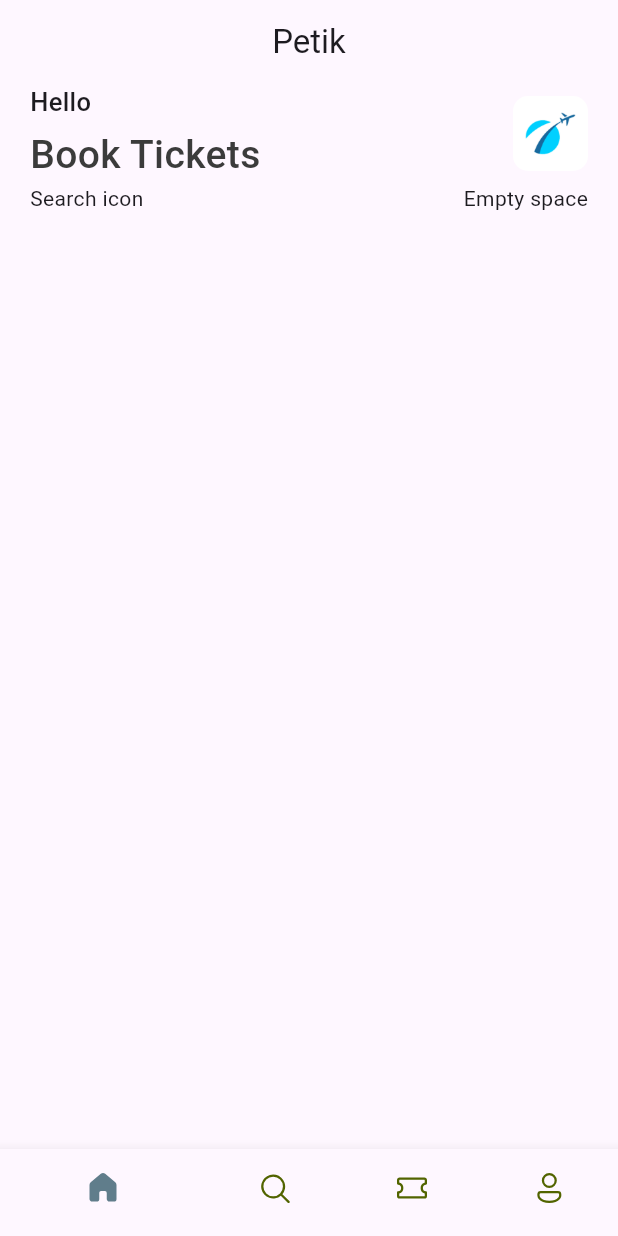
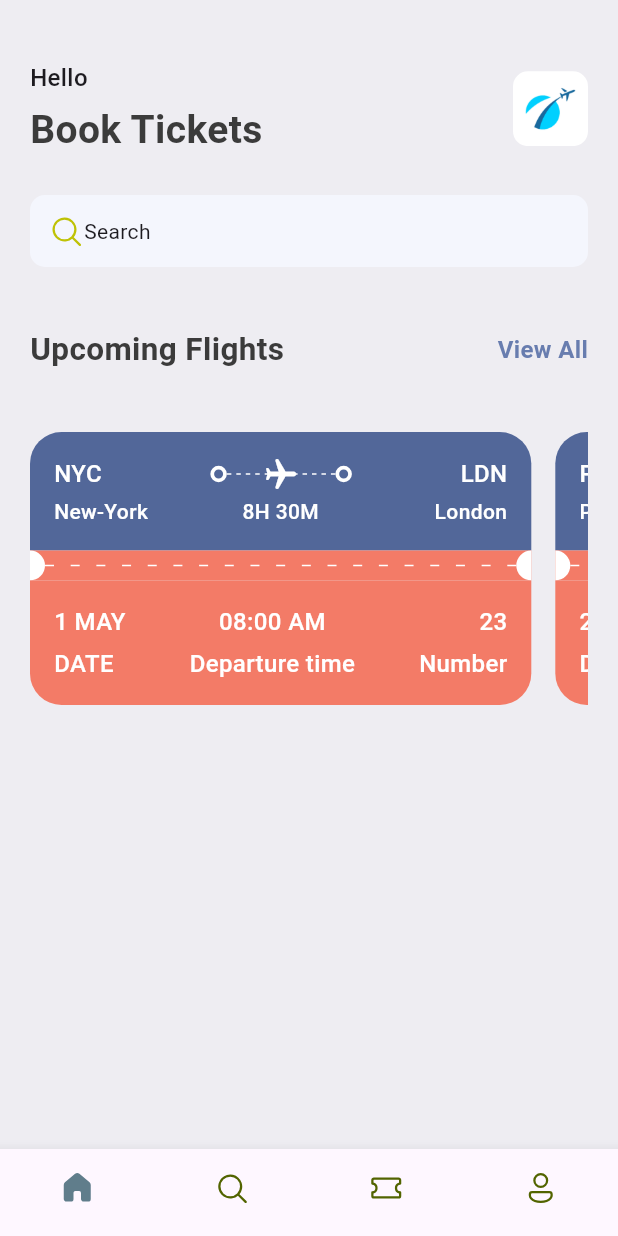
Before and after one commit to Arrizal28/PetikApp, a Flutter app: the screen it shows after launch, on a phone screen of 412 x 824 dp. Run offline on Flutter 3.47's test engine with Material 3 defaults, Android fonts, the phone set to English and light mode, and no system bars; our stand-ins replace fluentui_icons.

Commit message:
feat/ticket_view

```diff
--- a/lib/base/bottom_nav_bar.dart
+++ b/lib/base/bottom_nav_bar.dart
@@ -27,16 +27,15 @@ class _BottomNavBarState extends State<BottomNavBar> {
   @override
   Widget build(BuildContext context) {
     return Scaffold(
-      appBar: AppBar(
-        title: const Center(child: Text("Petik")),
-      ),
       body: appScreens[_selectedIndex],
       bottomNavigationBar: BottomNavigationBar(
+          type: BottomNavigationBarType.fixed,
           currentIndex: _selectedIndex,
           onTap: _onItemTapped,
           selectedItemColor: Colors.blueGrey,
           unselectedItemColor: const Color(0xFF526400),
           showSelectedLabels: false,
+          showUnselectedLabels: false,
           items: const [
             BottomNavigationBarItem(
                 icon: Icon(FluentSystemIcons.ic_fluent_home_regular),
--- /dev/null
+++ b/lib/base/res/media.dart
@@ -0,0 +1,4 @@
+class AppMedia {
+  static const _baseImage = "assets/images";
+  static const logo = '$_baseImage/logo.png';
+}
--- a/lib/base/res/styles/app_styles.dart
+++ b/lib/base/res/styles/app_styles.dart
@@ -5,10 +5,22 @@ Color primary = const Color(0xFF687daf);
 class AppStyles {
   static Color primaryColor = primary;
   static Color textColor = const Color(0xFF3b3b3b);
+  static Color bgColor = const Color(0xFFeeedf2);
+  static Color ticketBlue = const Color(0xFF526799);
+  static Color ticketRed = const Color(0xFF526799);
+  static Color ticketOrange = const Color(0xFFF37B67);
+  static TextStyle textStyle =
+      TextStyle(fontSize: 16, fontWeight: FontWeight.bold, color: textColor);
 
   static TextStyle headlineStyle1 = TextStyle(
-      fontSize: 26, fontWeight: FontWeight.w500, color: AppStyles.textColor);
+      fontSize: 26, fontWeight: FontWeight.bold, color: AppStyles.textColor);
+
+  static TextStyle headlineStyle2 =
+      TextStyle(fontSize: 21, fontWeight: FontWeight.bold, color: textColor);
 
   static TextStyle headlineStyle3 =
-      const TextStyle(fontSize: 17, fontWeight: FontWeight.w500);
+      const TextStyle(fontSize: 16, fontWeight: FontWeight.w500);
+
+  static TextStyle headlineStyle4 =
+      const TextStyle(fontSize: 14, fontWeight: FontWeight.w500);
 }
--- /dev/null
+++ b/lib/base/utils/all_json.dart
@@ -0,0 +1,82 @@
+List<Map<String, dynamic>> ticketList = [
+  {
+    'from': {'code': "NYC", 'name': "New-York"},
+    'to': {'code': "LDN", 'name': "London"},
+    'flying_time': '8H 30M',
+    'date': "1 MAY",
+    'departure_time': "08:00 AM",
+    "number": 23
+  },
+  {
+    'from': {'code': "PAR", 'name': "Paris"},
+    'to': {'code': "ROM", 'name': "Rome"},
+    'flying_time': '1H 45M',
+    'date': "2 MAY",
+    'departure_time': "10:30 AM",
+    "number": 42
+  },
+  {
+    'from': {'code': "BER", 'name': "Berlin"},
+    'to': {'code': "MAD", 'name': "Madrid"},
+    'flying_time': '2H 15M',
+    'date': "3 MAY",
+    'departure_time': "07:00 AM",
+    "number": 58
+  },
+  {
+    'from': {'code': "AMS", 'name': "Amsterdam"},
+    'to': {'code': "DUB", 'name': "Dublin"},
+    'flying_time': '1H 20M',
+    'date': "4 MAY",
+    'departure_time': "11:00 AM",
+    "number": 17
+  },
+  {
+    'from': {'code': "IST", 'name': "Istanbul"},
+    'to': {'code': "ATH", 'name': "Athens"},
+    'flying_time': '1H 50M',
+    'date': "5 MAY",
+    'departure_time': "09:00 AM",
+    "number": 36
+  },
+  {
+    'from': {'code': "BKK", 'name': "Bangkok"},
+    'to': {'code': "SGN", 'name': "Singapore"},
+    'flying_time': '1H 30M',
+    'date': "6 MAY",
+    'departure_time': "12:00 PM",
+    "number": 71
+  },
+  {
+    'from': {'code': "SYD", 'name': "Sydney"},
+    'to': {'code': "MEL", 'name': "Melbourne"},
+    'flying_time': '2H 10M',
+    'date': "7 MAY",
+    'departure_time': "08:30 AM",
+    "number": 89
+  },
+  {
+    'from': {'code': "TOK", 'name': "Tokyo"},
+    'to': {'code': "OSK", 'name': "Osaka"},
+    'flying_time': '1H 25M',
+    'date': "8 MAY",
+    'departure_time': "11:15 AM",
+    "number": 2
+  },
+  {
+    'from': {'code': "DEL", 'name': "Delhi"},
+    'to': {'code': "MUM", 'name': "Mumbai"},
+    'flying_time': '2H 00M',
+    'date': "9 MAY",
+    'departure_time': "07:45 AM",
+    "number": 14
+  },
+  {
+    'from': {'code': "JNB", 'name': "Johannesburg"},
+    'to': {'code': "CPT", 'name': "Cape Town"},
+    'flying_time': '2H 30M',
+    'date': "10 MAY",
+    'departure_time': "10:00 AM",
+    "number": 63
+  },
+];
--- /dev/null
+++ b/lib/base/widgets/app_column_text_layout.dart
@@ -0,0 +1,25 @@
+import 'package:flutter/material.dart';
+import 'package:petik_app/base/widgets/text_style_third.dart';
+
+class AppColumnTextLayout extends StatelessWidget {
+  final String topText;
+  final String bottomText;
+  final CrossAxisAlignment alignment;
+  const AppColumnTextLayout(
+      {super.key,
+      required this.topText,
+      required this.bottomText,
+      required this.alignment});
+
+  @override
+  Widget build(BuildContext context) {
+    return Column(
+      crossAxisAlignment: alignment,
+      children: [
+        TextStyleThird(text: topText),
+        const SizedBox(height: 5),
+        TextStyleThird(text: bottomText),
+      ],
+    );
+  }
+}
--- /dev/null
+++ b/lib/base/widgets/app_double_text.dart
@@ -0,0 +1,28 @@
+import 'package:flutter/material.dart';
+import 'package:petik_app/base/res/styles/app_styles.dart';
+
+class AppDoubleText extends StatelessWidget {
+  const AppDoubleText(
+      {super.key, required this.bigText, required this.smallText});
+  final String bigText;
+  final String smallText;
+
+  @override
+  Widget build(BuildContext context) {
+    return Row(
+      mainAxisAlignment: MainAxisAlignment.spaceBetween,
+      children: [
+        Text(
+          bigText,
+          style: AppStyles.headlineStyle2,
+        ),
+        InkWell(
+          onTap: () {},
+          child: Text(smallText,
+              style:
+                  AppStyles.textStyle.copyWith(color: AppStyles.primaryColor)),
+        ),
+      ],
+    );
+  }
+}
--- /dev/null
+++ b/lib/base/widgets/app_layoutbuilder_widget.dart
@@ -0,0 +1,27 @@
+import 'package:flutter/material.dart';
+
+class AppLayoutbuilderWidget extends StatelessWidget {
+  final int randomDivider;
+  final double width;
+
+  const AppLayoutbuilderWidget(
+      {super.key, required this.randomDivider, this.width = 3});
+
+  @override
+  Widget build(BuildContext context) {
+    return LayoutBuilder(
+        builder: (BuildContext context, BoxConstraints constraint) {
+      return Flex(
+          mainAxisAlignment: MainAxisAlignment.spaceBetween,
+          direction: Axis.horizontal,
+          children: List.generate(
+              (constraint.constrainWidth() / randomDivider).floor(),
+              (index) => SizedBox(
+                    width: width,
+                    height: 1,
+                    child: const DecoratedBox(
+                        decoration: BoxDecoration(color: Colors.white)),
+                  )));
+    });
+  }
+}
--- /dev/null
+++ b/lib/base/widgets/big_circle.dart
@@ -0,0 +1,24 @@
+import 'package:flutter/material.dart';
+
+class BigCircle extends StatelessWidget {
+  final bool isRight;
+  const BigCircle({super.key, required this.isRight});
+
+  @override
+  Widget build(BuildContext context) {
+    return SizedBox(
+      height: 20,
+      width: 10,
+      child: DecoratedBox(
+          decoration: BoxDecoration(
+              color: Colors.white,
+              borderRadius: isRight == true
+                  ? const BorderRadius.only(
+                      topLeft: Radius.circular(10),
+                      bottomLeft: Radius.circular(10))
+                  : const BorderRadius.only(
+                      topRight: Radius.circular(10),
+                      bottomRight: Radius.circular(10)))),
+    );
+  }
+}
--- /dev/null
+++ b/lib/base/widgets/big_dot.dart
@@ -0,0 +1,15 @@
+import 'package:flutter/material.dart';
+
+class BigDot extends StatelessWidget {
+  const BigDot({super.key});
+
+  @override
+  Widget build(BuildContext context) {
+    return Container(
+      padding: const EdgeInsets.all(3),
+      decoration: BoxDecoration(
+          border: Border.all(width: 2.5, color: Colors.white),
+          borderRadius: BorderRadius.circular(20)),
+    );
+  }
+}
--- /dev/null
+++ b/lib/base/widgets/text_style_fouth.dart
@@ -0,0 +1,18 @@
+import 'package:flutter/material.dart';
+import 'package:petik_app/base/res/styles/app_styles.dart';
+
+class TextStyleFouth extends StatelessWidget {
+  final String text;
+  final TextAlign align;
+  const TextStyleFouth(
+      {super.key, required this.text, this.align = TextAlign.start});
+
+  @override
+  Widget build(BuildContext context) {
+    return Text(
+      text,
+      textAlign: align,
+      style: AppStyles.headlineStyle4.copyWith(color: Colors.white),
+    );
+  }
+}
--- /dev/null
+++ b/lib/base/widgets/text_style_third.dart
@@ -0,0 +1,15 @@
+import 'package:flutter/material.dart';
+import 'package:petik_app/base/res/styles/app_styles.dart';
+
+class TextStyleThird extends StatelessWidget {
+  final String text;
+  const TextStyleThird({super.key, required this.text});
+
+  @override
+  Widget build(BuildContext context) {
+    return Text(
+      text,
+      style: AppStyles.headlineStyle3.copyWith(color: Colors.white),
+    );
+  }
+}
--- /dev/null
+++ b/lib/base/widgets/ticket_view.dart
@@ -0,0 +1,148 @@
+import 'package:flutter/material.dart';
+import 'package:petik_app/base/res/styles/app_styles.dart';
+import 'package:petik_app/base/widgets/app_column_text_layout.dart';
+import 'package:petik_app/base/widgets/app_layoutbuilder_widget.dart';
+import 'package:petik_app/base/widgets/big_circle.dart';
+import 'package:petik_app/base/widgets/big_dot.dart';
+import 'package:petik_app/base/widgets/text_style_fouth.dart';
+import 'package:petik_app/base/widgets/text_style_third.dart';
+
+class TicketView extends StatelessWidget {
+  final Map<String, dynamic> ticket;
+  const TicketView({super.key, required this.ticket});
+
+  @override
+  Widget build(BuildContext context) {
+    final size = MediaQuery.of(context).size;
+
+    return SizedBox(
+      width: size.width * 0.85,
+      height: 189,
+      child: Container(
+        margin: const EdgeInsets.only(right: 16),
+        child: Column(
+          children: [
+            //blue part of the ticket
+            Container(
+              padding: const EdgeInsets.all(16),
+              decoration: BoxDecoration(
+                  color: AppStyles.ticketBlue,
+                  borderRadius: const BorderRadius.only(
+                      topLeft: Radius.circular(21),
+                      topRight: Radius.circular(21))),
+              child: Column(
+                children: [
+                  //show destination with icon
+                  Row(
+                    children: [
+                      TextStyleThird(text: ticket["from"]["code"]),
+                      Expanded(child: Container()),
+                      const BigDot(),
+                      Expanded(
+                          child: Stack(
+                        children: [
+                          const SizedBox(
+                            height: 24,
+                            child: AppLayoutbuilderWidget(
+                              randomDivider: 6,
+                            ),
+                          ),
+                          Center(
+                            child: Transform.rotate(
+                                angle: 1.57,
+                                child: const Icon(
+                                  Icons.local_airport_rounded,
+                                  color: Colors.white,
+                                )),
+                          )
+                        ],
+                      )),
+                      const BigDot(),
+                      Expanded(child: Container()),
+                      TextStyleThird(text: ticket["to"]["code"]),
+                    ],
+                  ),
+                  const SizedBox(height: 3),
+                  //show destination with time
+                  Row(
+                    children: [
+                      SizedBox(
+                        width: 100,
+                        child: TextStyleFouth(text: ticket["from"]["name"]),
+                      ),
+                      Expanded(child: Container()),
+                      TextStyleFouth(text: ticket["flying_time"]),
+                      Expanded(child: Container()),
+                      SizedBox(
+                        width: 100,
+                        child: TextStyleFouth(
+                          text: ticket["to"]["name"],
+                          align: TextAlign.end,
+                        ),
+                      ),
+                    ],
+                  ),
+                ],
+              ),
+            ),
+            //circles and dots
+            Container(
+              color: AppStyles.ticketOrange,
+              child: const Row(
+                children: [
+                  BigCircle(
+                    isRight: false,
+                  ),
+                  Expanded(
+                    child: AppLayoutbuilderWidget(
+                      randomDivider: 16,
+                      width: 6,
+                    ),
+                  ),
+                  BigCircle(
+                    isRight: true,
+                  )
+                ],
+              ),
+            ),
+            //orange part of the ticket
+            Container(
+              padding: const EdgeInsets.all(16),
+              decoration: BoxDecoration(
+                  color: AppStyles.ticketOrange,
+                  borderRadius: const BorderRadius.only(
+                      bottomLeft: Radius.circular(21),
+                      bottomRight: Radius.circular(21))),
+              child: Column(
+                children: [
+                  //show destination with icon
+                  Row(
+                    children: [
+                      AppColumnTextLayout(
+                        topText: ticket["date"],
+                        bottomText: "DATE",
+                        alignment: CrossAxisAlignment.start,
+                      ),
+                      Expanded(child: Container()),
+                      AppColumnTextLayout(
+                        topText: ticket["departure_time"],
+                        bottomText: "Departure time",
+                        alignment: CrossAxisAlignment.center,
+                      ),
+                      Expanded(child: Container()),
+                      AppColumnTextLayout(
+                        topText: ticket["number"].toString(),
+                        bottomText: "Number",
+                        alignment: CrossAxisAlignment.end,
+                      ),
+                    ],
+                  ),
+                ],
+              ),
+            ),
+          ],
+        ),
+      ),
+    );
+  }
+}
--- a/lib/main.dart
+++ b/lib/main.dart
@@ -11,6 +11,9 @@ class MyApp extends StatelessWidget {
   @override
   Widget build(BuildContext context) {
     return MaterialApp(
-        title: 'Flutter Demo', theme: ThemeData(), home: const BottomNavBar());
+        debugShowCheckedModeBanner: true,
+        title: 'Flutter Demo',
+        theme: ThemeData(),
+        home: const BottomNavBar());
   }
 }
--- a/lib/screens/home_screen.dart
+++ b/lib/screens/home_screen.dart
@@ -1,5 +1,10 @@
+import 'package:fluentui_icons/fluentui_icons.dart';
 import 'package:flutter/material.dart';
+import 'package:petik_app/base/res/media.dart';
 import 'package:petik_app/base/res/styles/app_styles.dart';
+import 'package:petik_app/base/utils/all_json.dart';
+import 'package:petik_app/base/widgets/app_double_text.dart';
+import 'package:petik_app/base/widgets/ticket_view.dart';
 
 class HomeScreen extends StatefulWidget {
   const HomeScreen({super.key});
@@ -12,8 +17,12 @@ class _HomeScreenState extends State<HomeScreen> {
   @override
   Widget build(BuildContext context) {
     return Scaffold(
+      backgroundColor: AppStyles.bgColor,
       body: ListView(
         children: [
+          const SizedBox(
+            height: 40,
+          ),
           Container(
             padding: const EdgeInsets.symmetric(horizontal: 20),
             child: Column(
@@ -40,17 +49,44 @@ class _HomeScreenState extends State<HomeScreen> {
                       decoration: BoxDecoration(
                           borderRadius: BorderRadius.circular(10),
                           image: const DecorationImage(
-                              image: AssetImage("assets/images/logo.png"))),
+                              image: AssetImage(AppMedia.logo))),
                     )
                   ],
                 ),
-                const Row(
-                  mainAxisAlignment: MainAxisAlignment.spaceBetween,
-                  children: [Text("Search icon"), Text("Empty space")],
+                const SizedBox(
+                  height: 25,
+                ),
+                Container(
+                  padding:
+                      const EdgeInsets.symmetric(horizontal: 12, vertical: 12),
+                  decoration: BoxDecoration(
+                      borderRadius: BorderRadius.circular(10),
+                      color: const Color(0xFFF4F6FD)),
+                  child: const Row(
+                    children: [
+                      Icon(FluentSystemIcons.ic_fluent_search_regular,
+                          color: Color(0xFFBFC205)),
+                      Text("Search")
+                    ],
+                  ),
+                ),
+                const SizedBox(height: 40),
+                const AppDoubleText(
+                  bigText: "Upcoming Flights",
+                  smallText: "View All",
+                ),
+                const SizedBox(height: 40),
+                SingleChildScrollView(
+                  scrollDirection: Axis.horizontal,
+                  child: Row(
+                    children: ticketList
+                        .map((item) => TicketView(ticket: item))
+                        .toList(),
+                  ),
                 )
               ],
             ),
-          )
+          ),
         ],
       ),
     );
```
